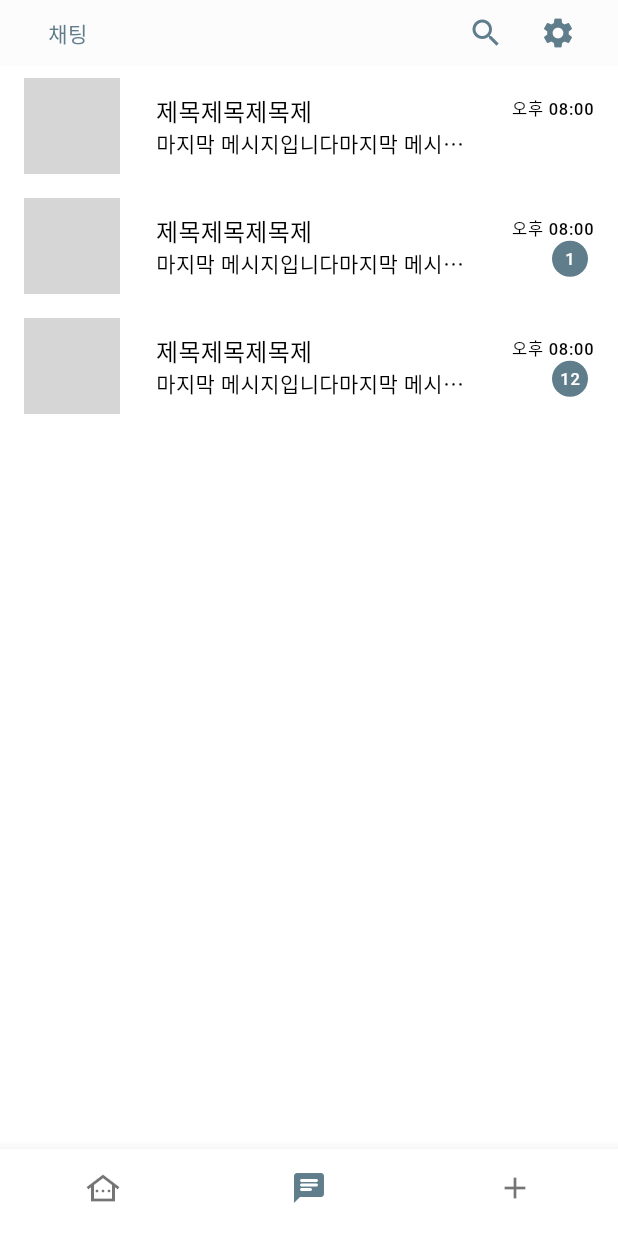
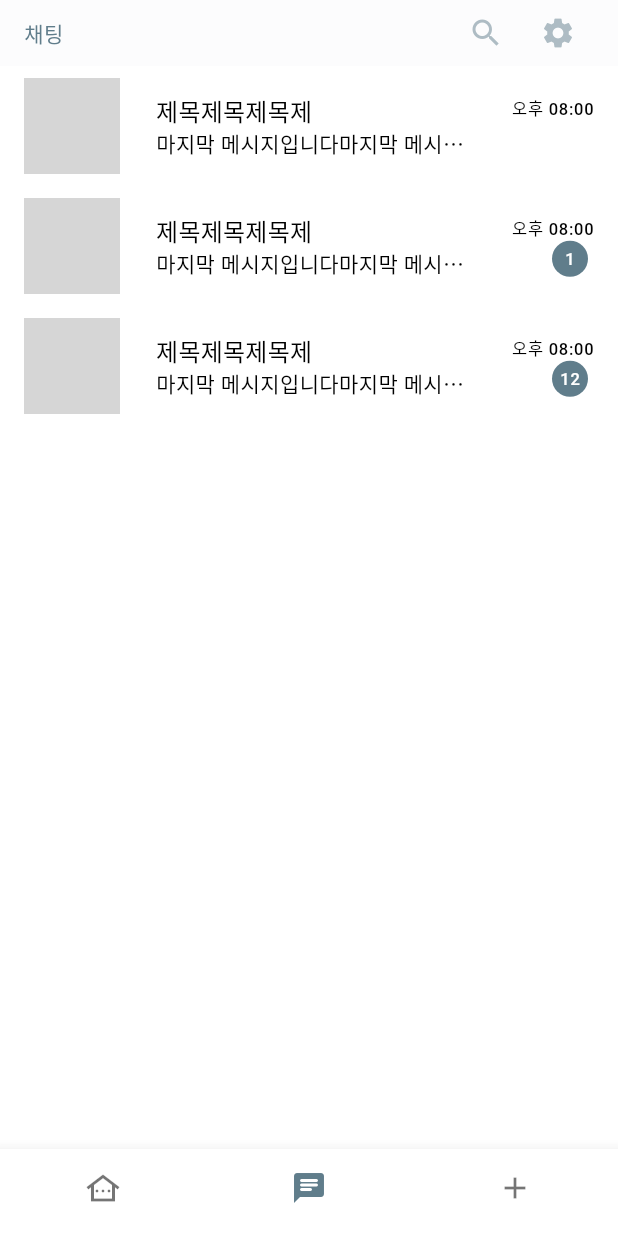
Before and after one commit to mysend12/kkaebom, a Flutter app: the screen it shows after launch, item 2 of the bottom bar chosen, after a tap on the "search" icon, on a phone screen of 412 x 824 dp. Run offline on Flutter 3.47's test engine with Material 2 defaults, Android fonts, the phone set to English and light mode, and no system bars; drawn by our look-alikes of cached_network_image, dynamic_color; our stand-ins replace carousel_slider, drift, firebase_analytics, firebase_core, firebase_remote_config, video_player and 1 more; missing offline and left inert: event_hub; accounts and stored records are empty; generated files the repository leaves out were written again; network calls fail; statements that could not run were skipped; grey boxes are pictures that could not be loaded.

Commit message:
feat: 앱바 아이콘 색상 통일 및 보호소 상세 페이지 추가

```diff
--- a/lib/ui/shared/routes.dart
+++ b/lib/ui/shared/routes.dart
@@ -1,6 +1,7 @@
 import 'package:flutter/material.dart';
 import 'package:kkaebom/ui/view/gallery/image_detail/image_detail.dart';
 import 'package:kkaebom/ui/view/gallery/video_player/video_player.dart';
+import 'package:kkaebom/ui/view/shelter/shelter_detail/shelter_detail.dart';
 
 import '../view/init_screen.dart';
 
@@ -11,5 +12,6 @@ class Routes {
     InitScreen.routeName: (ctx) => InitScreen(),
     ImageDetail.routeName: (ctx) => ImageDetail(),
     KkaebomVideoPlayer.routeName: (ctx) => KkaebomVideoPlayer(),
+    ShelterDetail.routeName: (ctx) => ShelterDetail(),
   };
 }
--- a/lib/ui/shared/widget/app_bar.dart
+++ b/lib/ui/shared/widget/app_bar.dart
@@ -17,18 +17,16 @@ class KkaebomAppBar extends StatelessWidget implements PreferredSizeWidget {
   @override
   Widget build(BuildContext context) {
     return AppBar(
+      iconTheme: IconThemeData(
+        color: Theme.of(context).colorScheme.primary.withOpacity(.5),
+      ),
+      titleTextStyle: Theme.of(context)
+          .textTheme
+          .bodyMedium
+          ?.copyWith(color: Theme.of(context).colorScheme.primary),
       leading: leading,
       centerTitle: actions == null ? null : false,
-      titleSpacing: 32,
-      title: title == null
-          ? Container()
-          : Text(
-              title!,
-              style: Theme.of(context)
-                  .textTheme
-                  .bodyMedium
-                  ?.copyWith(color: Theme.of(context).colorScheme.primary),
-            ),
+      title: title == null ? Container() : Text(title!),
       actions: actions,
       elevation: elevation,
     );
--- a/lib/ui/view/init_screen.dart
+++ b/lib/ui/view/init_screen.dart
@@ -66,9 +66,8 @@ class _InitScreenState extends State<InitScreen> with WidgetsBindingObserver {
 
     late final List<Widget?> leadings = [
       IconButton(
-        icon: Icon(
+        icon: const Icon(
           Icons.menu,
-          color: Theme.of(context).colorScheme.primary,
         ),
         onPressed: () {
           print('click menu!!');
@@ -84,9 +83,8 @@ class _InitScreenState extends State<InitScreen> with WidgetsBindingObserver {
           onPressed: () {
             print('click profile!!');
           },
-          icon: Icon(
+          icon: const Icon(
             Icons.account_circle,
-            color: Theme.of(context).colorScheme.primary,
           ),
         ),
         const SizedBox(width: 16),
@@ -94,16 +92,14 @@ class _InitScreenState extends State<InitScreen> with WidgetsBindingObserver {
       [
         IconButton(
           onPressed: () { print('click search!!'); },
-          icon: Icon(
+          icon: const Icon(
             Icons.search,
-            color: Theme.of(context).colorScheme.primary,
           ),
         ),
         IconButton(
           onPressed: () { print('click setting!!'); },
-          icon: Icon(
+          icon: const Icon(
             Icons.settings,
-            color: Theme.of(context).colorScheme.primary,
           ),
         ),
         const SizedBox(width: 16),
--- a/lib/ui/view/shelter/shelter_search/widget/shelter_card.dart
+++ b/lib/ui/view/shelter/shelter_search/widget/shelter_card.dart
@@ -1,5 +1,6 @@
 import 'package:cached_network_image/cached_network_image.dart';
 import 'package:flutter/material.dart';
+import 'package:kkaebom/ui/view/shelter/shelter_detail/shelter_detail.dart';
 
 class ShelterCard extends StatelessWidget {
   ShelterCard({Key? key, required this.index}) : super(key: key);
@@ -10,12 +11,26 @@ class ShelterCard extends StatelessWidget {
 
   @override
   Widget build(BuildContext context) {
-    return Container(
+    return GestureDetector(
+      onTap: () {
+        Navigator.pushNamed(
+          context,
+          ShelterDetail.routeName,
+          arguments: {
+            'id': index,
+            'title': 'ABCDE $index',
+            'isAdmin': true,
+            'url': _url,
+          },
+        );
+      },
+      child: Container(
         height: 100,
         margin: const EdgeInsets.only(bottom: 10),
         decoration: BoxDecoration(
             borderRadius: BorderRadius.circular(8.0),
-          border: Border.all(width: .1, color: Theme.of(context).colorScheme.primary)),
+            border: Border.all(
+                width: .1, color: Theme.of(context).colorScheme.primary)),
         child: Row(
           children: [
             const SizedBox(width: 12),
@@ -68,6 +83,7 @@ class ShelterCard extends StatelessWidget {
             ),
           ],
         ),
+      ),
     );
   }
 }
```
Also changed, not shown: lib/ui/view/shelter/shelter_detail/shelter_detail.dart (added, +55 -0 lines), lib/ui/view/shelter/shelter_detail/shelter_detail_view_model.dart (added). Lines whose indentation alone changed are shown as unchanged.
